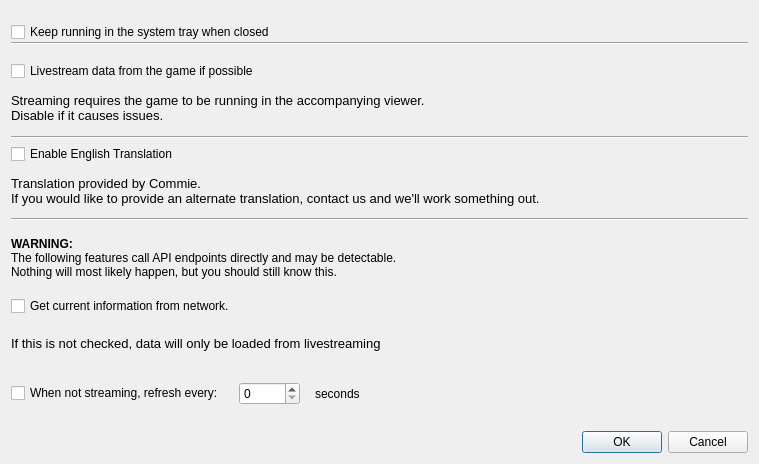
This is KCSettingsDialog.ui in KanColleTool/kct-tool as Qt 5 draws it before an edit. The edited form follows.
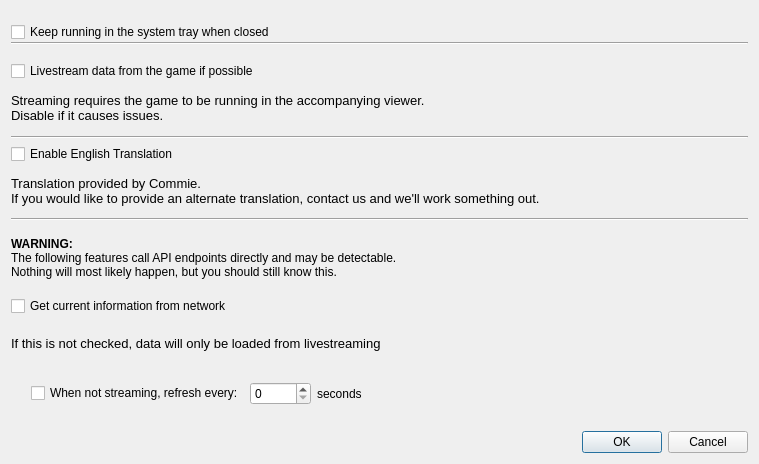
This is the edited form.

```diff
--- a/KCSettingsDialog.ui
+++ b/KCSettingsDialog.ui
@@ -167,7 +167,7 @@
    <item>
     <widget class="QCheckBox" name="useNetworkCheckbox">
      <property name="text">
-      <string>Get current information from network.</string>
+      <string>Get current information from network</string>
      </property>
     </widget>
    </item>
@@ -184,11 +184,16 @@
     </widget>
    </item>
    <item>
-    <layout class="QVBoxLayout" name="verticalLayout_5">
-     <item>
-      <layout class="QHBoxLayout" name="autorefreshContainer">
-       <property name="spacing">
-        <number>15</number>
+    <widget class="QWidget" name="autorefreshContainer" native="true">
+     <layout class="QHBoxLayout" name="horizontalLayout">
+      <property name="leftMargin">
+       <number>20</number>
+      </property>
+      <property name="topMargin">
+       <number>0</number>
+      </property>
+      <property name="rightMargin">
+       <number>0</number>
        </property>
        <property name="bottomMargin">
         <number>0</number>
@@ -228,8 +233,7 @@
         </spacer>
        </item>
       </layout>
-     </item>
-    </layout>
+    </widget>
    </item>
    <item>
     <spacer name="verticalSpacer_2">
```
Lines whose indentation alone changed are shown as unchanged.
